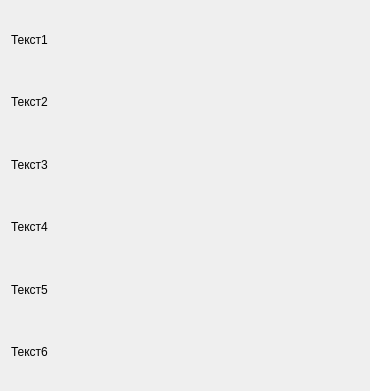
Qt form QtWidgetsApplication1/ChildForm.ui (yuri1975-2/QtWidgetsForms) before a commit.
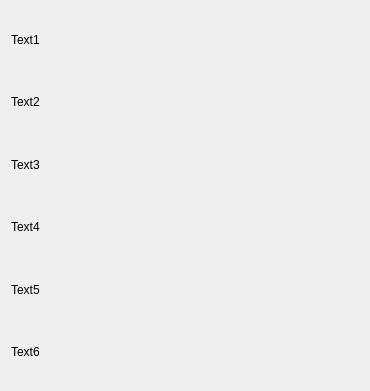
The same form after that commit.

```diff
--- a/QtWidgetsApplication1/ChildForm.ui
+++ b/QtWidgetsApplication1/ChildForm.ui
@@ -25,42 +25,42 @@
      <item>
       <widget class="QLabel" name="label1">
        <property name="text">
-        <string>Текст1</string>
+        <string>Text1</string>
        </property>
       </widget>
      </item>
      <item>
       <widget class="QLabel" name="label2">
        <property name="text">
-        <string>Текст2</string>
+        <string>Text2</string>
        </property>
       </widget>
      </item>
      <item>
       <widget class="QLabel" name="label3">
        <property name="text">
-        <string>Текст3</string>
+        <string>Text3</string>
        </property>
       </widget>
      </item>
      <item>
       <widget class="QLabel" name="label4">
        <property name="text">
-        <string>Текст4</string>
+        <string>Text4</string>
        </property>
       </widget>
      </item>
      <item>
       <widget class="QLabel" name="label5">
        <property name="text">
-        <string>Текст5</string>
+        <string>Text5</string>
        </property>
       </widget>
      </item>
      <item>
       <widget class="QLabel" name="label6">
        <property name="text">
-        <string>Текст6</string>
+        <string>Text6</string>
        </property>
       </widget>
      </item>
```
